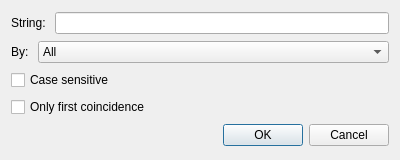
First picture: the form in src/ui/searchdialog.ui, repository VolkMilit/CuteMail, before the edit.
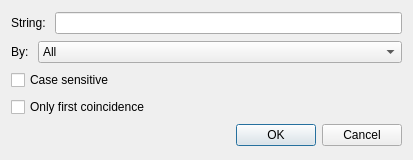
Second picture: the form after the edit. Icons and pictures are not drawn.

What changed in the file:
```diff
--- a/src/ui/searchdialog.ui
+++ b/src/ui/searchdialog.ui
@@ -6,7 +6,7 @@
    <rect>
     <x>0</x>
     <y>0</y>
-    <width>400</width>
+    <width>413</width>
     <height>160</height>
    </rect>
   </property>
```
